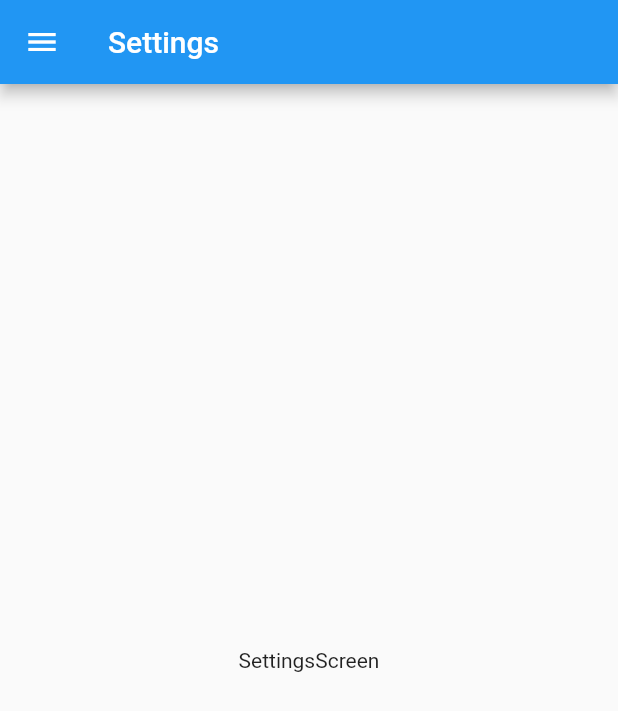
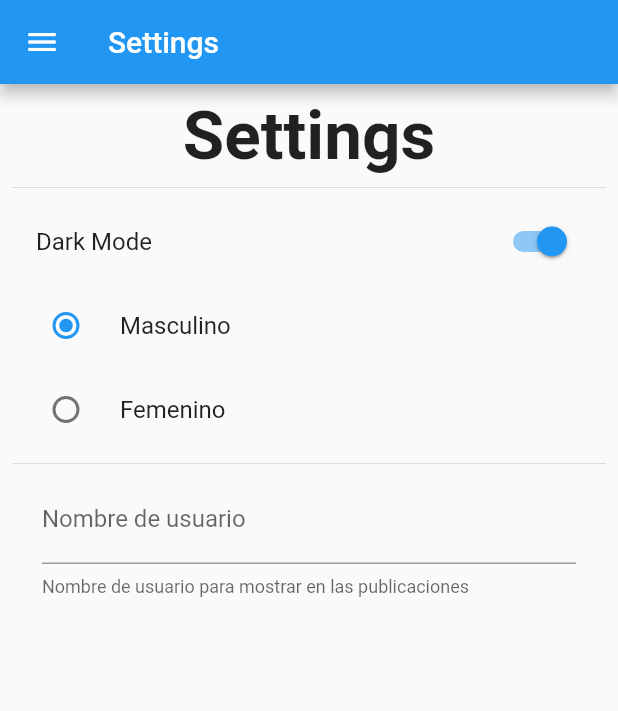
Before and after one commit to Reales09/preferences_flutter, a Flutter app: the SettingsScreen screen opened by its route, on a phone screen of 412 x 824 dp. Shown: the top 711 px of the screen. Run offline on Flutter 3.47's test engine with Material 2 defaults, Android fonts, the phone set to English and light mode, and no system bars.

Commit message:
Se agrega la vista de settings

```diff
--- a/lib/screens/settings_screen.dart
+++ b/lib/screens/settings_screen.dart
@@ -14,8 +14,46 @@ class SettingsScreen extends StatelessWidget {
         title: Text('Settings'),
       ),
       drawer: const SideMenu(),
-      body: const Center(
-        child: Text('SettingsScreen'),
+      body: Padding(
+        padding: const EdgeInsets.all(8.0),
+        child: SingleChildScrollView(
+          child: Column(
+            children: [
+              const Text('Settings',
+                  style: TextStyle(fontSize: 45, fontWeight: FontWeight.bold)),
+              const Divider(),
+              SwitchListTile.adaptive(
+                value: true,
+                title: const Text('Dark Mode'),
+                onChanged: (value) {},
+              ),
+              RadioListTile<int>(
+                value: 1,
+                title: const Text('Masculino'),
+                groupValue: 1,
+                onChanged: (value) {},
+              ),
+              RadioListTile<int>(
+                value: 2,
+                title: const Text('Femenino'),
+                groupValue: 1,
+                onChanged: (value) {},
+              ),
+              const Divider(),
+              Container(
+                padding: const EdgeInsets.symmetric(horizontal: 20),
+                child: TextField(
+                  decoration: const InputDecoration(
+                    labelText: 'Nombre de usuario',
+                    helperText:
+                        'Nombre de usuario para mostrar en las publicaciones',
+                  ),
+                  onChanged: (value) {},
+                ),
+              ),
+            ],
+          ),
+        ),
       ),
     );
   }
--- a/lib/widgets/side_menu.dart
+++ b/lib/widgets/side_menu.dart
@@ -9,7 +9,7 @@ class SideMenu extends StatelessWidget {
     return Drawer(
       child: ListView(
         children: [
-          _DrawerHeader(),
+          const _DrawerHeader(),
           ListTile(
             leading: const Icon(Icons.pages),
             title: Text('Home'),
```
Also changed, not shown: lib/screens/home_screen.dart (+10 -2 lines).
